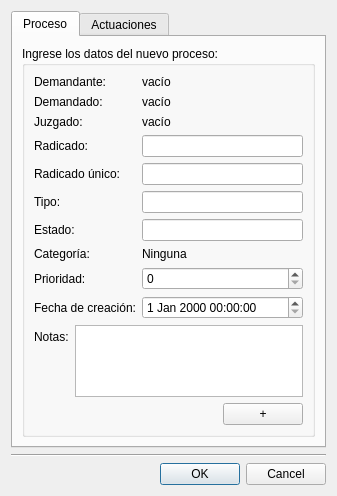
Old version of the form AbogadosDesktop/src/gui/uis/nuevoProceso.ui in the repository ehmsoft/Desktop.
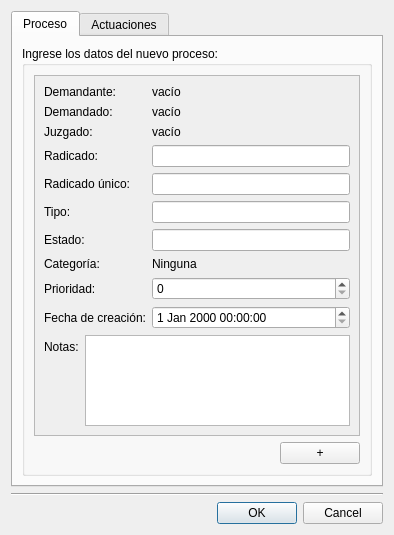
New version of the form.

Commit message: Se agrega un ScrollArea para ver multiples campos personalizados

```diff
--- a/AbogadosDesktop/src/gui/uis/nuevoProceso.ui
+++ b/AbogadosDesktop/src/gui/uis/nuevoProceso.ui
@@ -6,8 +6,8 @@
    <rect>
     <x>0</x>
     <y>0</y>
-    <width>337</width>
-    <height>472</height>
+    <width>394</width>
+    <height>535</height>
    </rect>
   </property>
   <property name="windowTitle">
@@ -52,8 +52,23 @@
          <property name="title">
           <string>Ingrese los datos del nuevo proceso:</string>
          </property>
-         <layout class="QGridLayout" name="gridLayout">
-          <item row="0" column="0">
+         <layout class="QVBoxLayout" name="verticalLayout_2">
+          <item>
+           <widget class="QScrollArea" name="scrollArea_2">
+            <property name="widgetResizable">
+             <bool>true</bool>
+            </property>
+            <widget class="QWidget" name="scrollAreaWidgetContents_2">
+             <property name="geometry">
+              <rect>
+               <x>0</x>
+               <y>0</y>
+               <width>350</width>
+               <height>385</height>
+              </rect>
+             </property>
+             <layout class="QVBoxLayout" name="verticalLayout_3">
+              <item>
            <layout class="QFormLayout" name="formLayout">
             <item row="0" column="0">
              <widget class="QLabel" name="label">
@@ -224,7 +239,7 @@
             </item>
            </layout>
           </item>
-          <item row="1" column="0">
+              <item>
            <layout class="QFormLayout" name="formLayout_2">
             <item row="0" column="0">
              <widget class="QLabel" name="label_11">
@@ -238,7 +253,11 @@
             </item>
            </layout>
           </item>
-          <item row="2" column="0">
+             </layout>
+            </widget>
+           </widget>
+          </item>
+          <item>
            <widget class="QPushButton" name="btnAdd">
             <property name="sizePolicy">
              <sizepolicy hsizetype="Fixed" vsizetype="Fixed">
```
Left out of the diff: 4 changed lines with no effect on the pictures. Lines whose indentation alone changed are shown as unchanged. The commit also changes 5 other files.
